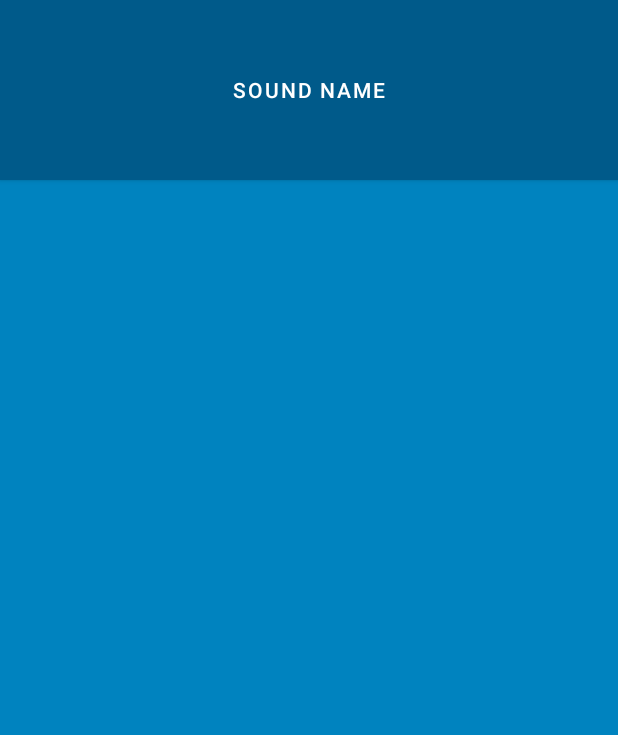
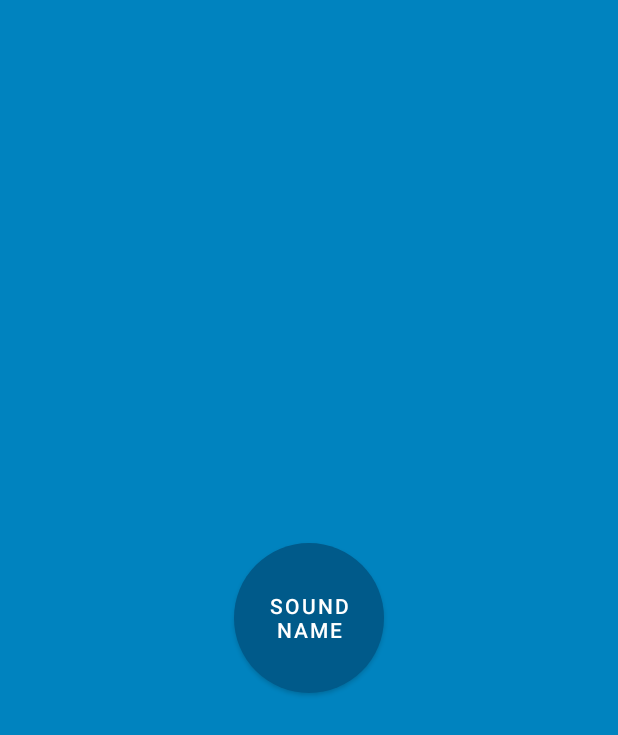
Before and after one commit to OnicaAdrianCatalin/BeatBox, an Android app: the layout list_item_sound.xml on its own in the app's theme, with its tools: preview values and no code run, on a phone screen of 412 x 824 dp. Shown: the top 735 px of the screen. Run offline under Robolectric (Android 15) with nearby library versions, the phone set to English and light mode, and no system bars.

Commit message:
Added drawables for button customization

```diff
--- /dev/null
+++ b/app/src/main/res/drawable/button_beat_box.xml
@@ -0,0 +1,5 @@
+<?xml version="1.0" encoding="utf-8"?>
+<selector xmlns:android="http://schemas.android.com/apk/res/android">
+    <item android:drawable="@drawable/button_beat_box_pressed" android:state_pressed="true" />
+    <item android:drawable="@drawable/button_beat_box_normal" />
+</selector>
--- /dev/null
+++ b/app/src/main/res/drawable/button_beat_box_normal.xml
@@ -0,0 +1,7 @@
+<?xml version="1.0" encoding="utf-8"?>
+<shape xmlns:android="http://schemas.android.com/apk/res/android"
+    android:shape="oval">
+    <solid android:color="@color/dark_blue">
+
+    </solid>
+</shape>
--- /dev/null
+++ b/app/src/main/res/drawable/button_beat_box_pressed.xml
@@ -0,0 +1,15 @@
+<?xml version="1.0" encoding="utf-8"?>
+<layer-list xmlns:android="http://schemas.android.com/apk/res/android">
+    <item>
+        <shape android:shape="oval">
+            <solid android:color="@color/red" />
+        </shape>
+    </item>
+    <item>
+        <shape android:shape="oval">
+            <stroke
+                android:width="4dp"
+                android:color="@color/dark_red" />
+        </shape>
+    </item>
+</layer-list>
--- a/app/src/main/res/layout/list_item_sound.xml
+++ b/app/src/main/res/layout/list_item_sound.xml
@@ -12,11 +12,12 @@
 
     <Button
         style="@style/BeatBoxButton"
-        android:layout_width="match_parent"
-        android:layout_height="120dp"
+        android:layout_width="100dp"
+        android:layout_height="100dp"
+        android:layout_gravity="center"
+        android:layout_margin="8dp"
         android:onClick="@{() -> viewModel.onButtonClicked()}"
         android:text="@{viewModel.title}"
         app:backgroundTint="@null"
         tools:text="Sound name" />
-
 </layout>
--- a/app/src/main/res/values/themes.xml
+++ b/app/src/main/res/values/themes.xml
@@ -16,6 +16,6 @@
     </style>
 
     <style name="BeatBoxButton">
-        <item name="android:background">@color/dark_blue</item>
+        <item name="android:background">@drawable/button_beat_box</item>
     </style>
 </resources>
```
